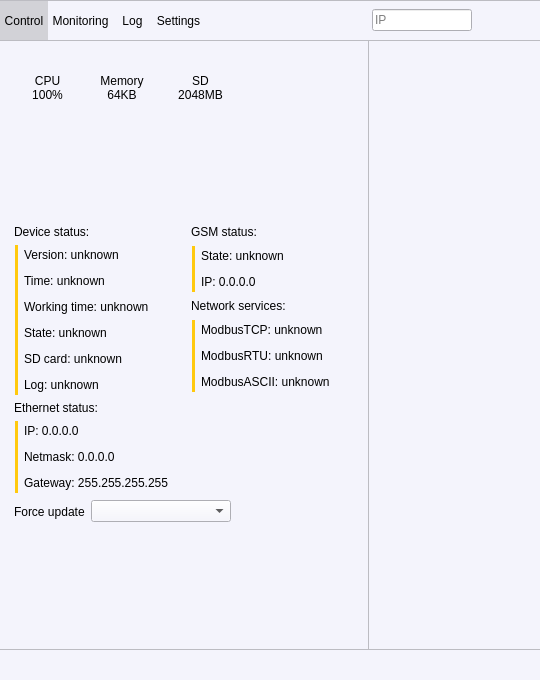
Above: Software/MarvieControl.ui from Orange-hanter/Marvie before the change. Below: the same form after it.
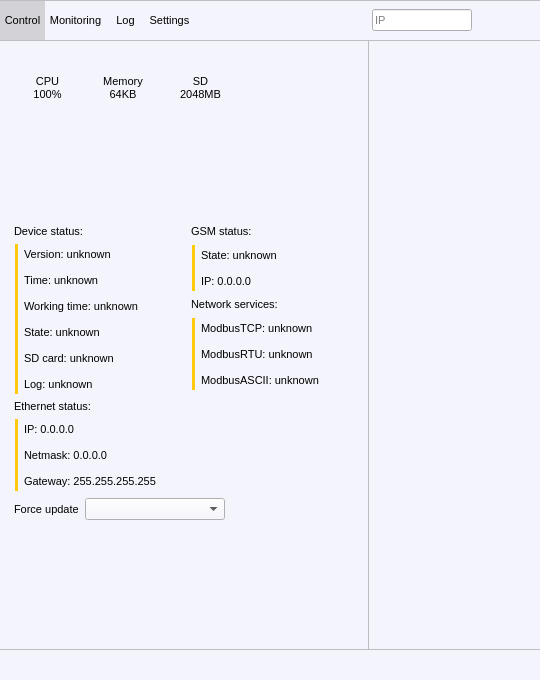
That is the form after the change. Icons and pictures are not drawn. Custom widgets are drawn as their Qt base class.

Patch:
```diff
--- a/Software/MarvieControl.ui
+++ b/Software/MarvieControl.ui
@@ -431,6 +431,12 @@
     </disabled>
    </palette>
   </property>
+  <property name="font">
+   <font>
+    <family>MS Shell Dlg 2</family>
+    <pointsize>8</pointsize>
+   </font>
+  </property>
   <property name="windowTitle">
    <string>MarvieControl</string>
   </property>
```
